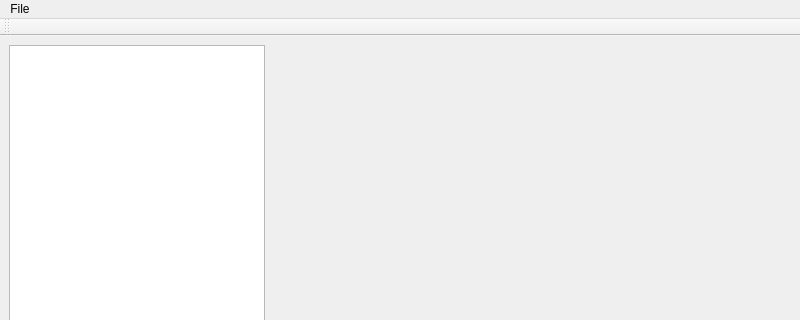
Old version of the form VTKproject/mainwindow.ui in the repository ryderjbt/2023_GROUP_28_STL_VR_Project; both pictures show x 0 to 800 and y 0 to 320 of the 800 by 600 pixel window.
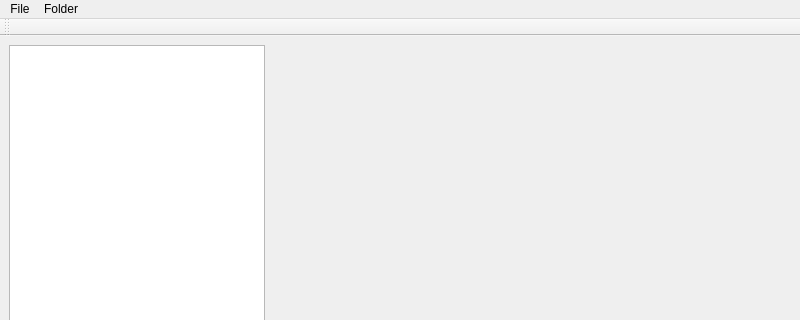
New version of the form. Icons and pictures are not drawn. Custom widgets are drawn as their Qt base class.

The edit to the form file:
```diff
--- a/VTKproject/mainwindow.ui
+++ b/VTKproject/mainwindow.ui
@@ -126,7 +126,7 @@
      <x>0</x>
      <y>0</y>
      <width>800</width>
-     <height>21</height>
+     <height>17</height>
     </rect>
    </property>
    <widget class="QMenu" name="menuFile">
@@ -135,7 +135,14 @@
     </property>
     <addaction name="actionOpen_File"/>
    </widget>
+   <widget class="QMenu" name="menuFolder">
+    <property name="title">
+     <string>Folder</string>
+    </property>
+    <addaction name="actionOpen_Folder"/>
+   </widget>
    <addaction name="menuFile"/>
+   <addaction name="menuFolder"/>
   </widget>
   <widget class="QStatusBar" name="statusbar"/>
   <widget class="QToolBar" name="toolBar">
```
Left out of the diff: 12 changed lines with no effect on the pictures.
